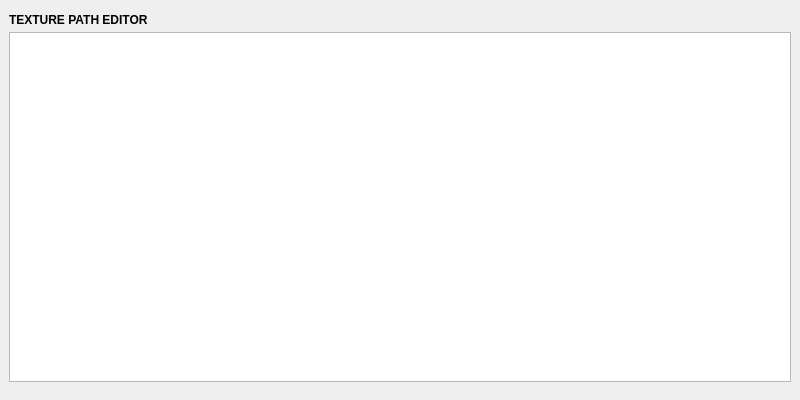
Before: the Qt Designer form mayatk/mat_utils/texture_path_editor.ui in m3trik/mayatk, drawn with Qt 5.
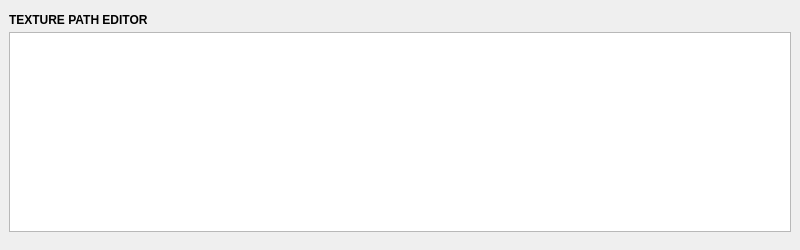
After: the same form once the commit is applied. Custom widgets are drawn as their Qt base class.

```diff
--- a/mayatk/mat_utils/texture_path_editor.ui
+++ b/mayatk/mat_utils/texture_path_editor.ui
@@ -10,7 +10,7 @@
     <x>0</x>
     <y>0</y>
     <width>800</width>
-    <height>400</height>
+    <height>250</height>
    </rect>
   </property>
   <property name="tabShape">
@@ -26,7 +26,7 @@
    <property name="minimumSize">
     <size>
      <width>800</width>
-     <height>400</height>
+     <height>250</height>
     </size>
    </property>
    <layout class="QVBoxLayout" name="verticalLayout">
@@ -68,7 +68,7 @@
         <property name="minimumSize">
          <size>
           <width>0</width>
-          <height>350</height>
+          <height>200</height>
          </size>
         </property>
        </widget>
```
